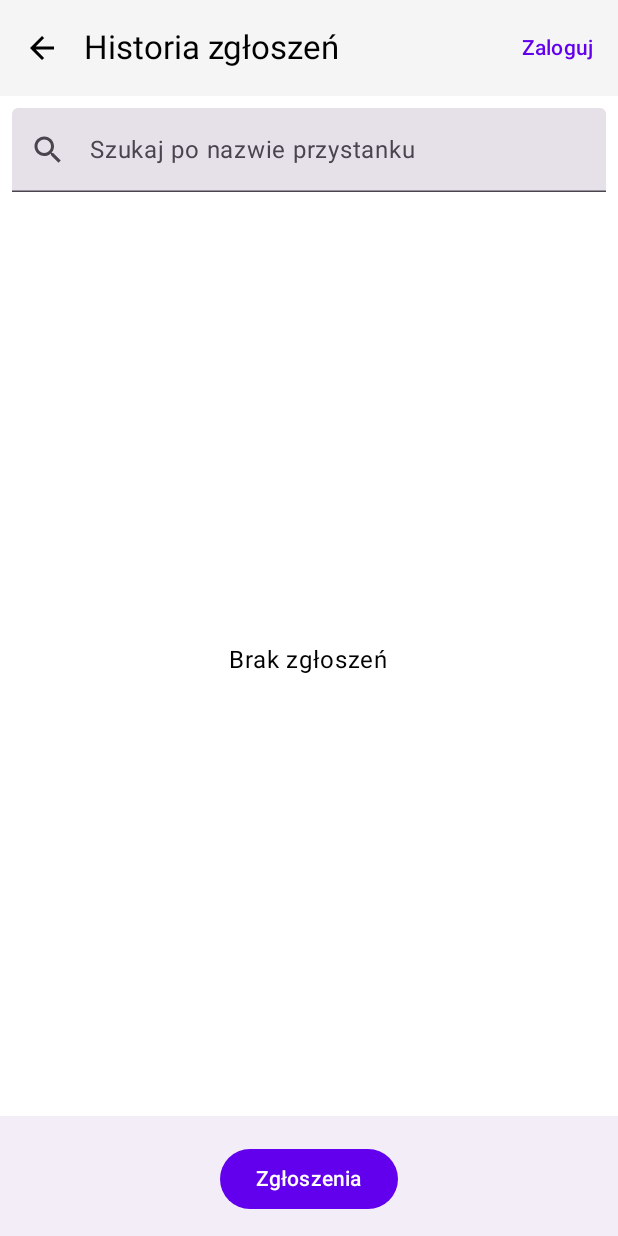
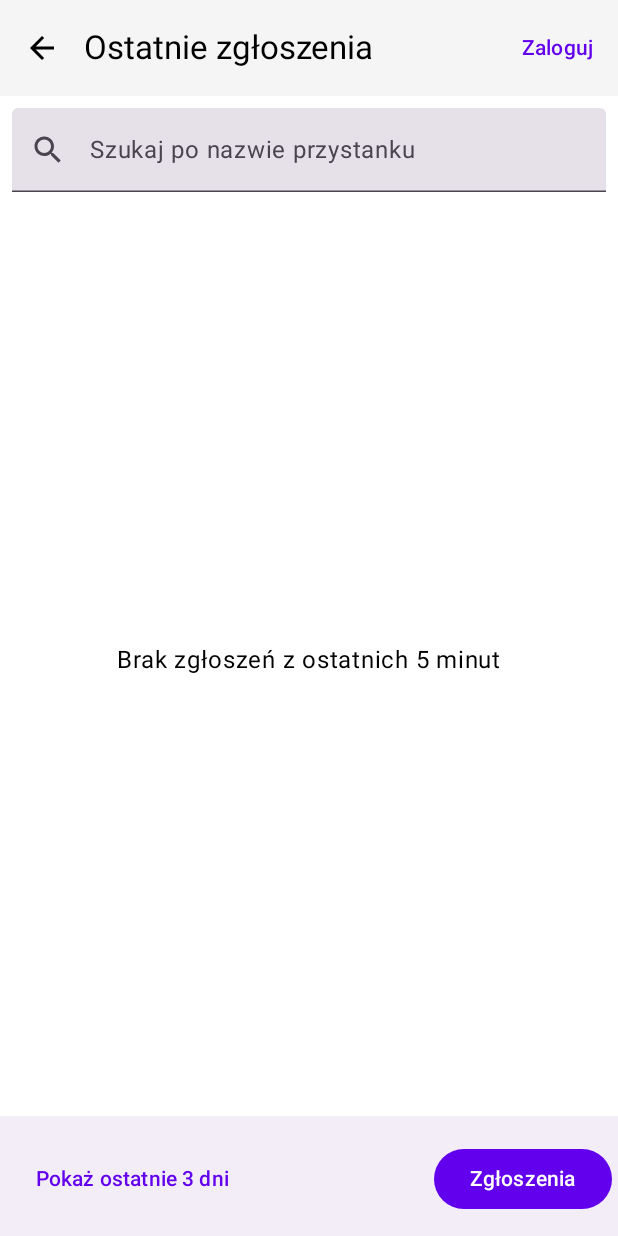
Before and after one commit to Adacho150/Tweety-, an Android app built with Jetpack Compose: the ReportsScreen screen opened through its navigation route, on a phone screen of 412 x 824 dp. Run offline under Robolectric (Android 15) with nearby library versions, the phone set to English and light mode, and no system bars; libraries missing offline, so code that uses them is left out: org.osmdroid.config, org.osmdroid.tileprovider, org.osmdroid.util, org.osmdroid.views; 1 statement that could not run was skipped.

```diff
--- a/app/src/main/java/com/example/tweety2/MainActivity.kt
+++ b/app/src/main/java/com/example/tweety2/MainActivity.kt
@@ -998,6 +998,7 @@ fun ReportsScreen(navController: NavController, viewModel: TransportViewModel) {
     var showLogoutDialog by remember { mutableStateOf(false) }
     val context = LocalContext.current
     var searchQuery by remember { mutableStateOf("") }
+    var showAllReports by remember { mutableStateOf(false) } // Nowy stan do przełączania widoku
 
     fun handleReaction(eventId: String, isLike: Boolean, currentReaction: String?) {
         val token = viewModel.authToken
@@ -1059,7 +1060,7 @@ fun ReportsScreen(navController: NavController, viewModel: TransportViewModel) {
     Scaffold(
         topBar = {
             TopAppBar(
-                title = { Text("Historia zgłoszeń") },
+                title = { Text(if (showAllReports) "Wszystkie zgłoszenia" else "Ostatnie zgłoszenia") },
                 navigationIcon = {
                     IconButton(onClick = { navController.popBackStack() }) {
                         Icon(Icons.Default.ArrowBack, "Wróć")
@@ -1085,8 +1086,16 @@ fun ReportsScreen(navController: NavController, viewModel: TransportViewModel) {
             BottomAppBar {
                 Row(
                     modifier = Modifier.fillMaxWidth(),
-                    horizontalArrangement = Arrangement.SpaceEvenly
+                    horizontalArrangement = Arrangement.SpaceBetween
                 ) {
+                    // Przycisk do przełączania widoku
+                    TextButton(
+                        onClick = { showAllReports = !showAllReports },
+                        modifier = Modifier.padding(horizontal = 8.dp)
+                    ) {
+                        Text(if (showAllReports) "Pokaż ostatnie 5 minut" else "Pokaż ostatnie 3 dni")
+                    }
+
                     Button(onClick = { navController.navigate("reports") }) {
                         Text("Zgłoszenia")
                     }
@@ -1095,7 +1104,7 @@ fun ReportsScreen(navController: NavController, viewModel: TransportViewModel) {
         }
     ) { padding ->
         Column(modifier = Modifier.padding(padding)) {
-            // Pole wyszukiwania pod TopAppBar
+            // Pole wyszukiwania
             TextField(
                 value = searchQuery,
                 onValueChange = { searchQuery = it },
@@ -1107,11 +1116,22 @@ fun ReportsScreen(navController: NavController, viewModel: TransportViewModel) {
                 singleLine = true
             )
 
-            val filteredEvents = if (searchQuery.isBlank()) {
-                viewModel.events
-            } else {
-                viewModel.events.filter { event ->
-                    event.stopName.contains(searchQuery, ignoreCase = true)
+            val now = System.currentTimeMillis()
+            val filteredEvents = remember(viewModel.events, searchQuery, showAllReports) {
+                val timeFilter = if (showAllReports) {
+                    // Ostatnie 3 dni (72 godziny)
+                    { event: Event -> event.timestamp > now - 72 * 60 * 60 * 1000 }
+                } else {
+                    // Ostatnie 5 minut
+                    { event: Event -> event.timestamp > now - 5 * 60 * 1000 }
+                }
+
+                if (searchQuery.isBlank()) {
+                    viewModel.events.filter(timeFilter)
+                } else {
+                    viewModel.events.filter { event ->
+                        event.stopName.contains(searchQuery, ignoreCase = true) && timeFilter(event)
+                    }
                 }
             }
 
@@ -1122,7 +1142,11 @@ fun ReportsScreen(navController: NavController, viewModel: TransportViewModel) {
                         .weight(1f),
                     contentAlignment = Alignment.Center
                 ) {
-                    Text(if (searchQuery.isNotBlank()) "Brak zgłoszeń dla podanej nazwy" else "Brak zgłoszeń")
+                    Text(
+                        if (searchQuery.isNotBlank()) "Brak zgłoszeń dla podanej nazwy"
+                        else if (showAllReports) "Brak zgłoszeń z ostatnich 3 dni"
+                        else "Brak zgłoszeń z ostatnich 5 minut"
+                    )
                 }
             } else {
                 LazyColumn(
@@ -1141,7 +1165,10 @@ fun ReportsScreen(navController: NavController, viewModel: TransportViewModel) {
                                 Text("Przystanek: ${event.stopName}", style = MaterialTheme.typography.titleMedium)
                                 Text("Typ: ${event.type}", style = MaterialTheme.typography.bodyLarge)
                                 Text("Opis: ${event.description}", style = MaterialTheme.typography.bodyMedium)
-                                Text("Data: ${Date(event.timestamp)}", style = MaterialTheme.typography.bodySmall)
+                                Text(
+                                    "Data: ${SimpleDateFormat("HH:mm dd.MM.yyyy").format(Date(event.timestamp))}",
+                                    style = MaterialTheme.typography.bodySmall
+                                )
 
                                 Row(
                                     modifier = Modifier
```
